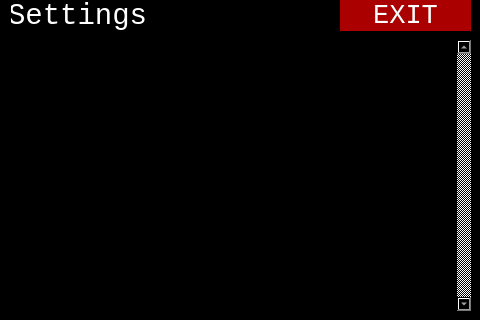
The window that ui.layouts/generic_list_window_480x320.ui (mark99i/vesc-display) describes before a commit, drawn with Qt 5.
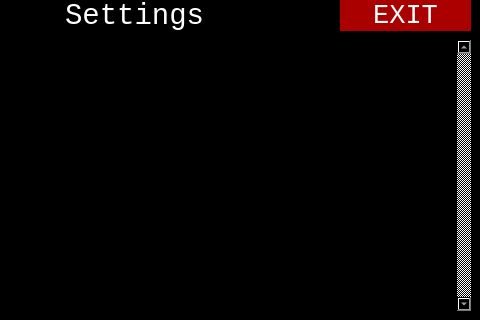
The same window after the commit.

Commit message: merge history session and now session merge to one class gui_session.py

```diff
--- a/ui.layouts/generic_list_window_480x320.ui
+++ b/ui.layouts/generic_list_window_480x320.ui
@@ -1,7 +1,7 @@
 <?xml version="1.0" encoding="UTF-8"?>
 <ui version="4.0">
- <class>MainWindow</class>
- <widget class="QMainWindow" name="MainWindow">
+ <class>Dialog</class>
+ <widget class="QDialog" name="Dialog">
   <property name="geometry">
    <rect>
     <x>0</x>
@@ -16,15 +16,6 @@
     <verstretch>0</verstretch>
    </sizepolicy>
   </property>
-  <property name="maximumSize">
-   <size>
-    <width>640</width>
-    <height>480</height>
-   </size>
-  </property>
-  <property name="cursor">
-   <cursorShape>ArrowCursor</cursorShape>
-  </property>
   <property name="windowTitle">
    <string>MainWindow</string>
   </property>
@@ -32,10 +23,34 @@
    <string notr="true">background-color: rgb(0, 0, 0);
 color: rgb(255, 255, 255);</string>
   </property>
-  <property name="tabShape">
-   <enum>QTabWidget::Rounded</enum>
-  </property>
-  <widget class="QWidget" name="centralwidget">
+  <widget class="QLineEdit" name="le_title">
+   <property name="enabled">
+    <bool>false</bool>
+   </property>
+   <property name="geometry">
+    <rect>
+     <x>10</x>
+     <y>0</y>
+     <width>251</width>
+     <height>31</height>
+    </rect>
+   </property>
+   <property name="font">
+    <font>
+     <family>Consolas</family>
+     <pointsize>22</pointsize>
+    </font>
+   </property>
+   <property name="text">
+    <string>Settings</string>
+   </property>
+   <property name="alignment">
+    <set>Qt::AlignCenter</set>
+   </property>
+   <property name="readOnly">
+    <bool>true</bool>
+   </property>
+  </widget>
    <widget class="QListView" name="lv_body">
     <property name="geometry">
      <rect>
@@ -125,26 +140,6 @@
     <property name="text">
      <string>EXIT</string>
     </property>
-   </widget>
-   <widget class="QLineEdit" name="le_title">
-    <property name="geometry">
-     <rect>
-      <x>10</x>
-      <y>0</y>
-      <width>141</width>
-      <height>31</height>
-     </rect>
-    </property>
-    <property name="font">
-     <font>
-      <family>Consolas</family>
-      <pointsize>22</pointsize>
-     </font>
-    </property>
-    <property name="text">
-     <string>Settings</string>
-    </property>
-   </widget>
   </widget>
  </widget>
  <resources/>
```
Left out of the diff: 2 changed lines with no effect on the pictures. Lines whose indentation alone changed are shown as unchanged. The commit also changes 4 other files.
